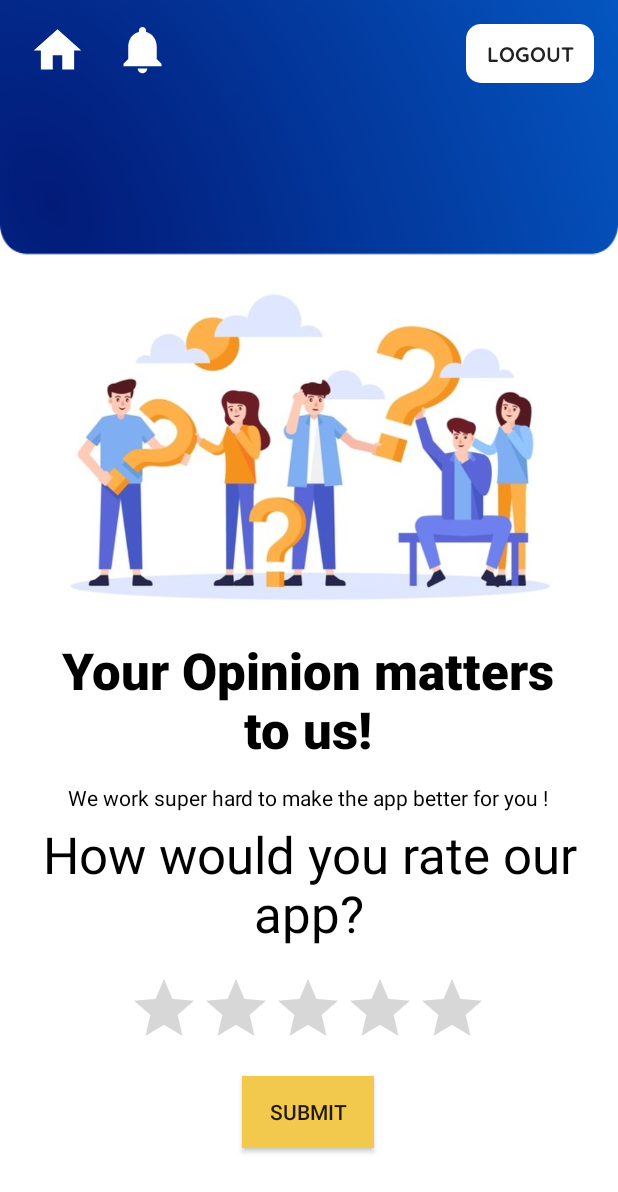
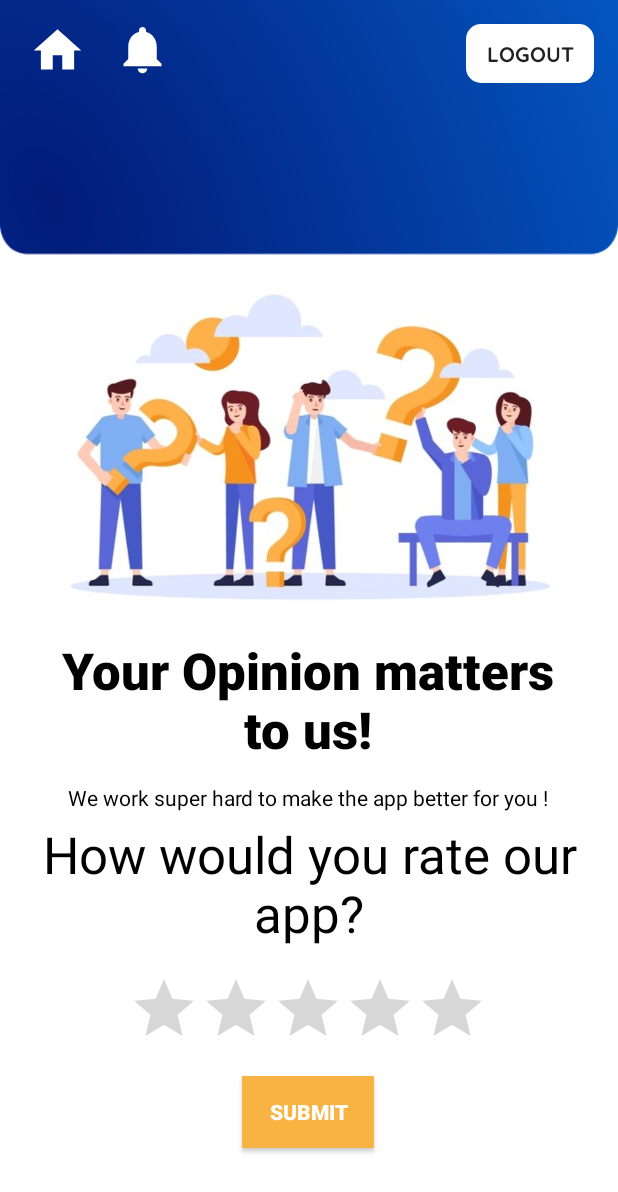
Before and after one commit to YuvinR/UEE_SL_Cricket, an Android app: the rate_us screen opened directly, with no data from a screen before it, on a phone screen of 412 x 824 dp. Shown: the top 1192 px of the screen. Run offline under Robolectric (Android 15) with nearby library versions, the phone set to English and light mode, and no system bars; our stand-ins replace Firebase (no records; nobody signed in at launch, a user with empty details on screens opened directly); Roboto replaces fonts that are not available here.

Commit message:
Changes to rate us and add fonts

```diff
--- a/app/src/main/res/layout/activity_rate_us.xml
+++ b/app/src/main/res/layout/activity_rate_us.xml
@@ -94,8 +94,10 @@
         android:id="@+id/btn_submit"
         android:layout_width="wrap_content"
         android:layout_height="wrap_content"
-        android:background="@color/lightYellow"
+        android:background="@color/lightOrange"
         android:text="Submit"
+        android:textColor="@color/white"
+        android:textStyle="bold"
         app:layout_constraintBottom_toBottomOf="parent"
         app:layout_constraintEnd_toEndOf="parent"
         app:layout_constraintHorizontal_bias="0.498"
--- a/app/src/main/res/values/preloaded_fonts.xml
+++ b/app/src/main/res/values/preloaded_fonts.xml
@@ -3,6 +3,7 @@
     <array name="preloaded_fonts" translatable="false">
         <item>@font/bree_serif</item>
         <item>@font/lato</item>
+        <item>@font/lato_black</item>
         <item>@font/lato_bold</item>
         <item>@font/noto_sans_bold</item>
         <item>@font/quicksand_bold</item>
```
